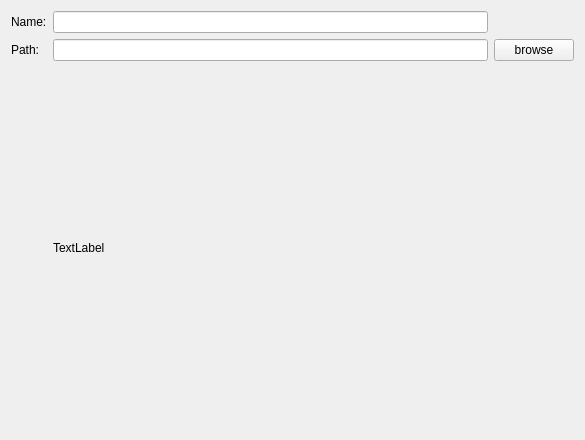
First picture: the form in prosetpage.ui, repository Sprinining/qt-album, before the edit.
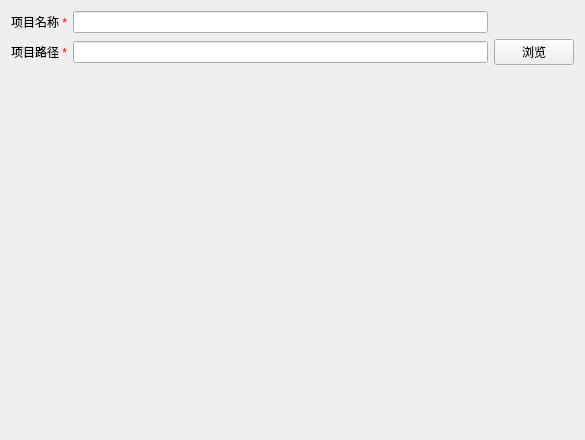
Second picture: the form after the edit.

Commit message: style: 增加必填的提示

Diff of the .ui file:
```diff
--- a/prosetpage.ui
+++ b/prosetpage.ui
@@ -17,7 +17,7 @@
    <item row="0" column="0">
     <widget class="QLabel" name="labelName">
      <property name="text">
-      <string>Name:</string>
+      <string>项目名称 &lt;font color='red'&gt;*&lt;/font&gt;</string>
      </property>
     </widget>
    </item>
@@ -27,7 +27,7 @@
    <item row="1" column="0">
     <widget class="QLabel" name="labelPath">
      <property name="text">
-      <string>Path:</string>
+      <string>项目路径 &lt;font color='red'&gt;*&lt;/font&gt;</string>
      </property>
     </widget>
    </item>
@@ -37,14 +37,14 @@
    <item row="1" column="2">
     <widget class="QPushButton" name="pushButtonBrowse">
      <property name="text">
-      <string>browse</string>
+      <string>浏览</string>
      </property>
     </widget>
    </item>
    <item row="2" column="1">
     <widget class="QLabel" name="labelTips">
      <property name="text">
-      <string>TextLabel</string>
+      <string/>
      </property>
     </widget>
    </item>
```
